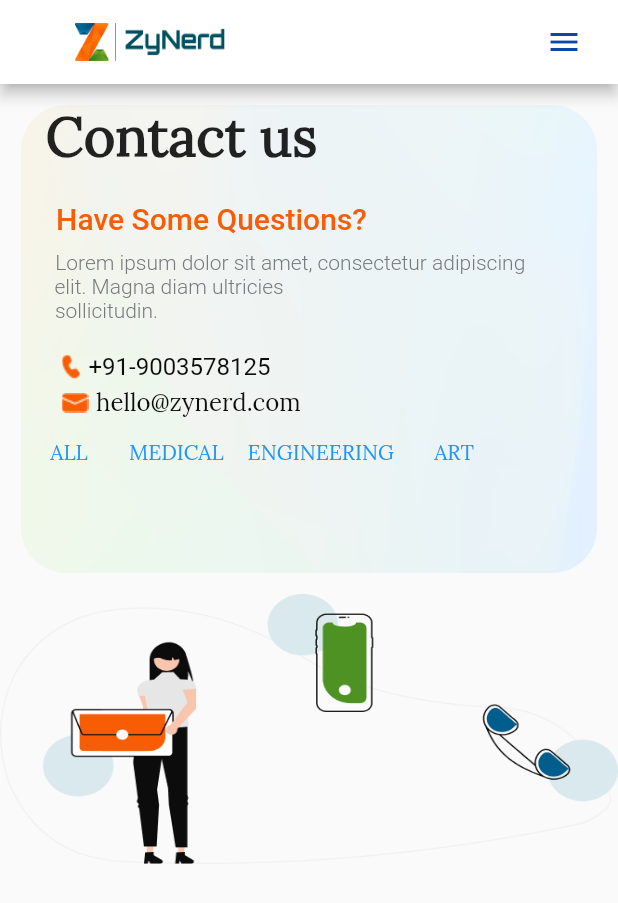
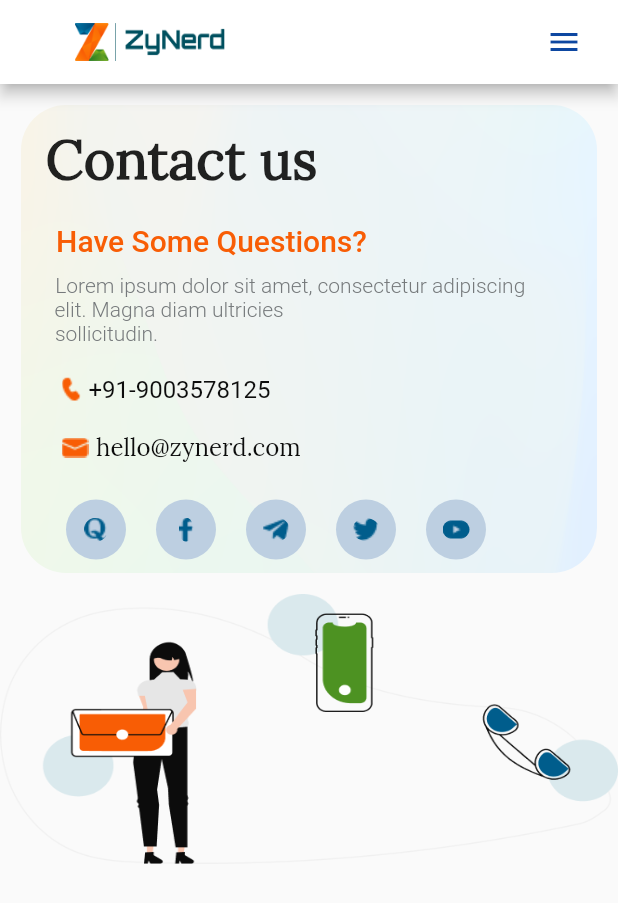
Before and after one commit to corvantaanalytics/Zynerd_MobileApp, a Flutter app: the ContactUs screen opened directly, on a phone screen of 412 x 824 dp. Shown: the top 903 px of the screen. Run offline on Flutter 3.47's test engine with Material 2 defaults, Android fonts, the light colour scheme and no system bars; our stand-ins replace flutter_svg; Roboto replaces fonts that are missing (Poppins).

Commit message:
Contact US

```diff
--- a/lib/views/contact_us.dart
+++ b/lib/views/contact_us.dart
@@ -60,7 +60,7 @@ class _ContactUsState extends State<ContactUs> {
               child: Column(
                 children: [
                   Padding(
-                    padding: EdgeInsets.only(right: 170),
+                    padding: EdgeInsets.only(right: 170, top: 15),
                     child: Text(
                       'Contact us',
                       textAlign: TextAlign.left,
@@ -171,7 +171,7 @@ class _ContactUsState extends State<ContactUs> {
                     ),
                   ),
                   SizedBox(
-                    height: 5,
+                    height: 20,
                   ),
                   Container(
                     width: 330,
@@ -206,26 +206,76 @@ class _ContactUsState extends State<ContactUs> {
                       ],
                     ),
                   ),
+                  SizedBox(
+                    height: 25,
+                  ),
                   Row(
                     children: [
-                      TextButton(
-                        onPressed: () {},
-                        child: const Text('ALL'),
+                      Padding(padding: EdgeInsets.only(right: 30)),
+                      CircleAvatar(
+                        radius: 20,
+                        backgroundColor: Color.fromARGB(255, 189, 207, 225),
+                        child: Padding(
+                          padding: const EdgeInsets.all(8), // Border radius
+                          child: ClipOval(
+                              child: Image.asset(
+                                  'assets/images/Landing/Quora.png')),
+                        ),
                       ),
-                      TextButton(
-                        onPressed: () {},
-                        child: const Text('MEDICAL'),
+                      SizedBox(
+                        width: 20,
                       ),
-                      TextButton(
-                        onPressed: () {},
-                        child: const Text('ENGINEERING'),
+                      CircleAvatar(
+                        radius: 20,
+                        backgroundColor: Color.fromARGB(255, 189, 207, 225),
+                        child: Padding(
+                          padding: const EdgeInsets.all(8), // Border radius
+                          child: ClipOval(
+                              child: Image.asset(
+                                  'assets/images/Landing/Facebook.png')),
+                        ),
                       ),
-                      TextButton(
-                        onPressed: () {},
-                        child: const Text('ART'),
+                      SizedBox(
+                        width: 20,
+                      ),
+                      CircleAvatar(
+                        radius: 20,
+                        backgroundColor: Color.fromARGB(255, 189, 207, 225),
+                        child: Padding(
+                          padding: const EdgeInsets.all(8), // Border radius
+                          child: ClipOval(
+                              child: Image.asset(
+                                  'assets/images/Landing/Telegram.png')),
+                        ),
+                      ),
+                      SizedBox(
+                        width: 20,
+                      ),
+                      CircleAvatar(
+                        radius: 20,
+                        backgroundColor: Color.fromARGB(255, 189, 207, 225),
+                        child: Padding(
+                          padding: const EdgeInsets.all(8), // Border radius
+                          child: ClipOval(
+                              child: Image.asset(
+                                  'assets/images/Landing/Twitter.png')),
+                        ),
+                      ),
+                      SizedBox(
+                        width: 20,
+                      ),
+                      CircleAvatar(
+                        radius: 20,
+                        backgroundColor: Color.fromARGB(255, 189, 207, 225),
+                        child: Padding(
+                          padding: const EdgeInsets.all(8), // Border radius
+                          child: ClipOval(
+                              child: Image.asset(
+                                  'assets/images/Landing/Youtube.png')),
+                        ),
                       ),
                     ],
-                  ),
+                  )
                 ],
               ),
             ),
```
